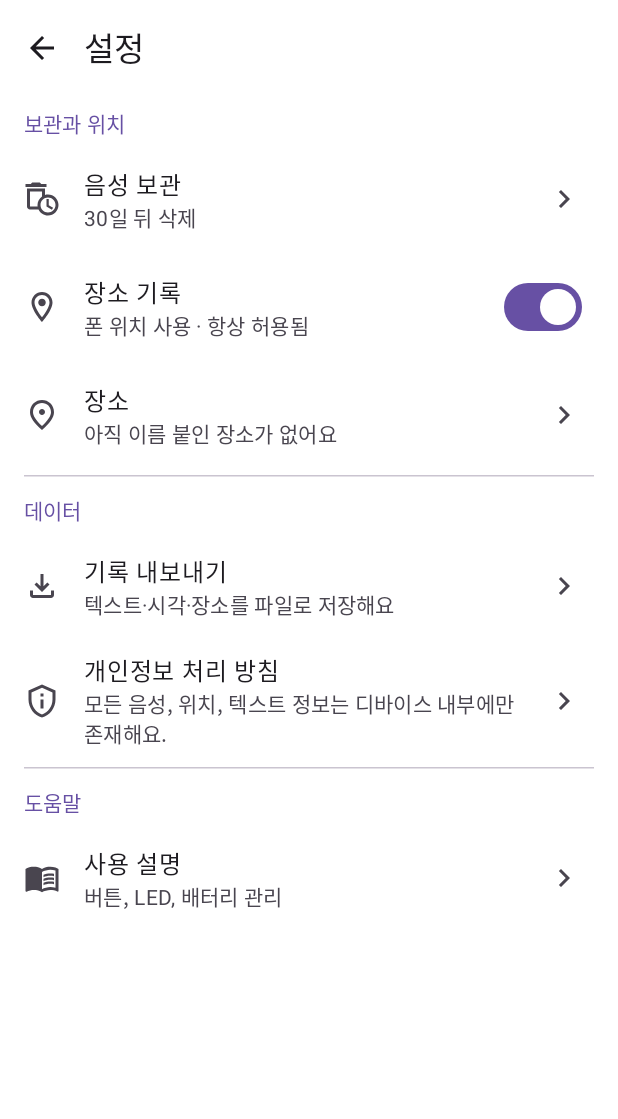
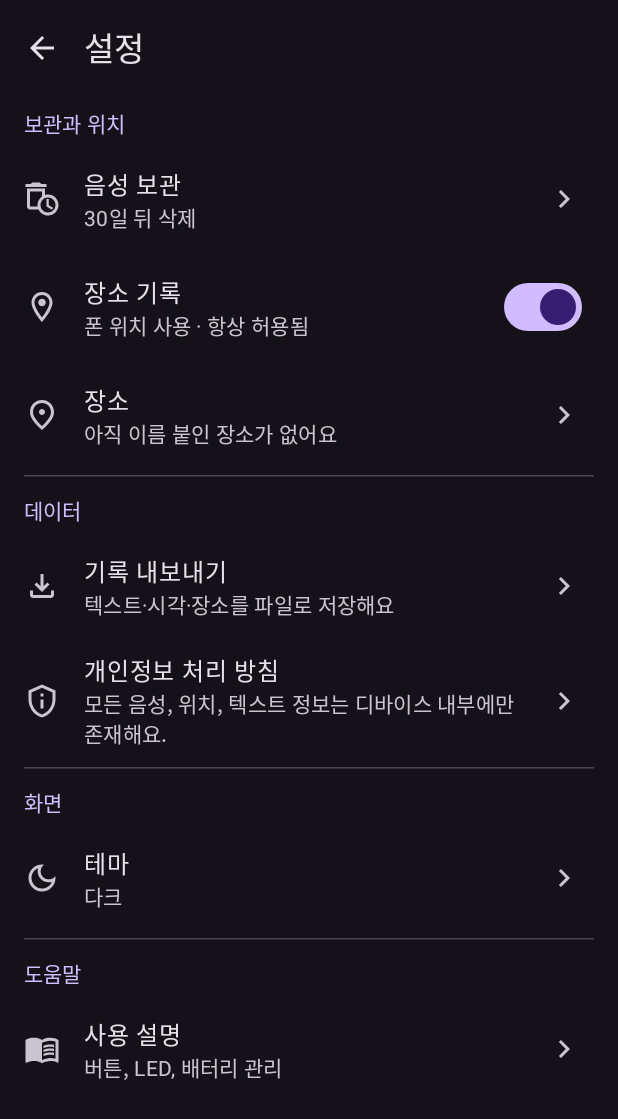
Before and after one commit to wndgur2/owl, an Android app built with Jetpack Compose: the SettingsScreen screen opened through its navigation route, on a phone screen of 412 x 824 dp. Shown: the top 1119 px of the screen. Run offline under Robolectric (Android 15) with nearby library versions, the phone set to English and light mode, and no system bars; our stand-ins replace Room's generated code; 2 statements that could not run were skipped.

Commit message:
android: theme setting (dark / light / system), default dark (PRD A17, decisions #43) (#11)
- ThemeMode in SettingsStore (DataStore "theme_mode", default DARK), exposed in
  SettingsViewModel; Settings › 화면 › 테마 opens a single-choice dialog.
- MainActivity drives OwlTheme and the status/navigation bar icon style from the
  setting, so a switch applies immediately.
- AppContainer mirrors the setting to UiModeManager.setApplicationNightMode
  (persisted per app by Android), so the launch window from res/values(-night)
  already matches the chosen theme on the next cold start.
- SettingsStore takes a DataStore so JVM tests can open a real file;
  SettingsStoreTest covers the default, persistence across reopen, fallback
  and the mode mappings.
- Docs: PRD 0.6 A17, decisions #43, README, refreshed settings screenshots.

Co-authored-by: Claude Opus 5.5 <noreply@anthropic.com>

```diff
--- a/android/app/src/main/java/dev/owl/app/MainActivity.kt
+++ b/android/app/src/main/java/dev/owl/app/MainActivity.kt
@@ -1,16 +1,44 @@
 package dev.owl.app
 
+import android.graphics.Color
 import android.os.Bundle
 import androidx.activity.ComponentActivity
+import androidx.activity.SystemBarStyle
 import androidx.activity.compose.setContent
 import androidx.activity.enableEdgeToEdge
+import androidx.compose.foundation.isSystemInDarkTheme
+import androidx.compose.runtime.DisposableEffect
+import androidx.compose.runtime.getValue
+import androidx.lifecycle.compose.collectAsStateWithLifecycle
+import dev.owl.app.model.ThemeMode
 import dev.owl.app.ui.OwlRoot
+import dev.owl.app.ui.theme.isDark
 
 class MainActivity : ComponentActivity() {
     override fun onCreate(savedInstanceState: Bundle?) {
         super.onCreate(savedInstanceState)
         enableEdgeToEdge()
         if (savedInstanceState == null) appContainer.onAppOpened()
-        setContent { OwlRoot(appContainer) }
+        setContent {
+            // Until the setting loads, the configuration already follows it (AppContainer.followThemeSetting).
+            val mode: ThemeMode? by appContainer.settingsRepository.themeMode.collectAsStateWithLifecycle(initialValue = null)
+            val systemDark = isSystemInDarkTheme()
+            val dark = mode?.isDark(systemDark) ?: systemDark
+            // Status/navigation bar icons follow the app theme, not the system one.
+            DisposableEffect(dark) {
+                enableEdgeToEdge(
+                    statusBarStyle = SystemBarStyle.auto(Color.TRANSPARENT, Color.TRANSPARENT) { dark },
+                    navigationBarStyle = SystemBarStyle.auto(LIGHT_SCRIM, DARK_SCRIM) { dark },
+                )
+                onDispose {}
+            }
+            OwlRoot(appContainer, darkTheme = dark)
+        }
+    }
+
+    private companion object {
+        // enableEdgeToEdge()'s own defaults (3-button navigation only).
+        val LIGHT_SCRIM = Color.argb(0xe6, 0xFF, 0xFF, 0xFF)
+        val DARK_SCRIM = Color.argb(0x80, 0x1b, 0x1b, 0x1b)
     }
 }
--- a/android/app/src/main/java/dev/owl/app/data/SettingsStore.kt
+++ b/android/app/src/main/java/dev/owl/app/data/SettingsStore.kt
@@ -11,6 +11,7 @@ import androidx.datastore.preferences.core.stringPreferencesKey
 import androidx.datastore.preferences.preferencesDataStore
 import dev.owl.app.model.RetentionPolicy
 import dev.owl.app.model.SettingsRepository
+import dev.owl.app.model.ThemeMode
 import kotlinx.coroutines.flow.Flow
 import kotlinx.coroutines.flow.distinctUntilChanged
 import kotlinx.coroutines.flow.first
@@ -19,13 +20,14 @@ import kotlinx.coroutines.flow.map
 private val Context.dataStore: DataStore<Preferences> by preferencesDataStore(name = "owl_settings")
 
 /** Small key-value settings (DataStore). Excluded from backup like everything else (decisions #22). */
-class SettingsStore(context: Context) : SettingsRepository, RegistrationStore {
-    private val store = context.dataStore
+class SettingsStore(private val store: DataStore<Preferences>) : SettingsRepository, RegistrationStore {
+    constructor(context: Context) : this(context.dataStore)
 
     private object Keys {
         val retention = stringPreferencesKey("retention")
         val location = booleanPreferencesKey("location_enabled")
         val onboarding = booleanPreferencesKey("onboarding_done")
+        val theme = stringPreferencesKey("theme_mode")
         val address = stringPreferencesKey("device_address")
         val name = stringPreferencesKey("device_name")
         val associationId = intPreferencesKey("device_association_id")
@@ -53,6 +55,14 @@ class SettingsStore(context: Context) : SettingsRepository, RegistrationStore {
 
     override suspend fun setOnboardingDone(done: Boolean) {
         store.edit { it[Keys.onboarding] = done }
+    }
+
+    override val themeMode: Flow<ThemeMode> = store.data.map { p ->
+        p[Keys.theme]?.let { runCatching { ThemeMode.valueOf(it) }.getOrNull() } ?: ThemeMode.DARK
+    }.distinctUntilChanged()
+
+    override suspend fun setThemeMode(mode: ThemeMode) {
+        store.edit { it[Keys.theme] = mode.name }
     }
 
     override val device: Flow<RegisteredDevice?> = store.data.map { p ->
--- a/android/app/src/main/java/dev/owl/app/model/Contracts.kt
+++ b/android/app/src/main/java/dev/owl/app/model/Contracts.kt
@@ -66,6 +66,9 @@ interface SettingsRepository {
 
     val onboardingDone: Flow<Boolean>
     suspend fun setOnboardingDone(done: Boolean)
+
+    val themeMode: Flow<ThemeMode>
+    suspend fun setThemeMode(mode: ThemeMode)
 }
 
 /** A1: one-time pendant registration through CompanionDeviceManager. */
--- a/android/app/src/main/java/dev/owl/app/model/SampleData.kt
+++ b/android/app/src/main/java/dev/owl/app/model/SampleData.kt
@@ -130,12 +130,15 @@ class StubSettingsRepository : SettingsRepository {
     private val retentionFlow = MutableStateFlow(RetentionPolicy.DAYS_30)
     private val locationFlow = MutableStateFlow(true)
     private val onboardingFlow = MutableStateFlow(false)
+    private val themeFlow = MutableStateFlow(ThemeMode.DARK)
     override val retention: Flow<RetentionPolicy> = retentionFlow
     override suspend fun setRetention(policy: RetentionPolicy) { retentionFlow.value = policy }
     override val locationEnabled: Flow<Boolean> = locationFlow
     override suspend fun setLocationEnabled(enabled: Boolean) { locationFlow.value = enabled }
     override val onboardingDone: Flow<Boolean> = onboardingFlow
     override suspend fun setOnboardingDone(done: Boolean) { onboardingFlow.value = done }
+    override val themeMode: Flow<ThemeMode> = themeFlow
+    override suspend fun setThemeMode(mode: ThemeMode) { themeFlow.value = mode }
 }
 
 class StubDeviceRegistrar : DeviceRegistrar {
--- a/android/app/src/main/java/dev/owl/app/ui/OwlRoot.kt
+++ b/android/app/src/main/java/dev/owl/app/ui/OwlRoot.kt
@@ -52,8 +52,8 @@ private fun NavHostController.resetTo(route: String) = navigate(route) {
 
 /** App root: theme + navigation graph. Every screen gets its dependencies from [container]. */
 @Composable
-fun OwlRoot(container: AppContainer) {
-    OwlTheme {
+fun OwlRoot(container: AppContainer, darkTheme: Boolean) {
+    OwlTheme(darkTheme) {
         Surface(Modifier.fillMaxSize(), color = MaterialTheme.colorScheme.background) {
             val nav = rememberNavController()
             NavHost(navController = nav, startDestination = Routes.SPLASH) {
--- a/android/app/src/main/java/dev/owl/app/ui/settings/SettingsScreen.kt
+++ b/android/app/src/main/java/dev/owl/app/ui/settings/SettingsScreen.kt
@@ -3,11 +3,17 @@ package dev.owl.app.ui.settings
 import android.content.ActivityNotFoundException
 import androidx.activity.compose.rememberLauncherForActivityResult
 import androidx.activity.result.contract.ActivityResultContracts
+import androidx.compose.foundation.layout.Arrangement
 import androidx.compose.foundation.layout.Column
+import androidx.compose.foundation.layout.Row
+import androidx.compose.foundation.layout.defaultMinSize
+import androidx.compose.foundation.layout.fillMaxWidth
 import androidx.compose.foundation.layout.fillMaxSize
 import androidx.compose.foundation.layout.padding
 import androidx.compose.foundation.layout.size
 import androidx.compose.foundation.rememberScrollState
+import androidx.compose.foundation.selection.selectable
+import androidx.compose.foundation.selection.selectableGroup
 import androidx.compose.foundation.selection.toggleable
 import androidx.compose.foundation.verticalScroll
 import androidx.compose.material.icons.Icons
@@ -15,6 +21,7 @@ import androidx.compose.material.icons.automirrored.filled.KeyboardArrowRight
 import androidx.compose.material.icons.automirrored.outlined.MenuBook
 import androidx.compose.material.icons.outlined.AutoDelete
 import androidx.compose.material.icons.outlined.BugReport
+import androidx.compose.material.icons.outlined.DarkMode
 import androidx.compose.material.icons.outlined.FileDownload
 import androidx.compose.material.icons.outlined.LinkOff
 import androidx.compose.material.icons.outlined.LocationOn
@@ -24,6 +31,7 @@ import androidx.compose.material3.AlertDialog
 import androidx.compose.material3.CircularProgressIndicator
 import androidx.compose.material3.Icon
 import androidx.compose.material3.MaterialTheme
+import androidx.compose.material3.RadioButton
 import androidx.compose.material3.Scaffold
 import androidx.compose.material3.SnackbarHost
 import androidx.compose.material3.SnackbarHostState
@@ -38,6 +46,7 @@ import androidx.compose.runtime.mutableStateOf
 import androidx.compose.runtime.remember
 import androidx.compose.runtime.saveable.rememberSaveable
 import androidx.compose.runtime.setValue
+import androidx.compose.ui.Alignment
 import androidx.compose.ui.Modifier
 import androidx.compose.ui.platform.LocalContext
 import androidx.compose.ui.res.stringResource
@@ -49,6 +58,7 @@ import androidx.lifecycle.compose.LifecycleEventEffect
 import androidx.lifecycle.compose.collectAsStateWithLifecycle
 import dev.owl.app.R
 import dev.owl.app.model.RetentionPolicy
+import dev.owl.app.model.ThemeMode
 import dev.owl.app.ui.components.BackTopBar
 import dev.owl.app.ui.components.OwlDivider
 import dev.owl.app.ui.components.OwlListRow
@@ -120,6 +130,7 @@ fun SettingsScreen(
         onExport = { exportLauncher.launch(exportName) },
         onOpenPrivacy = onOpenPrivacy,
         onOpenGuide = onOpenGuide,
+        onSelectTheme = viewModel::setThemeMode,
         onUnregister = { viewModel.unregister(onUnregistered) },
     )
 
@@ -157,10 +168,12 @@ fun SettingsContent(
     onExport: () -> Unit,
     onOpenPrivacy: () -> Unit,
     onOpenGuide: () -> Unit,
+    onSelectTheme: (ThemeMode) -> Unit,
     onUnregister: () -> Unit,
 ) {
     val formats = rememberOwlFormats()
     var confirmUnregister by rememberSaveable { mutableStateOf(false) }
+    var choosingTheme by rememberSaveable { mutableStateOf(false) }
     val chevron: @Composable () -> Unit = {
         Icon(Icons.AutoMirrored.Filled.KeyboardArrowRight, null, tint = MaterialTheme.colorScheme.onSurfaceVariant)
     }
@@ -226,6 +239,16 @@ fun SettingsContent(
             )
 
             OwlDivider(Modifier.padding(vertical = 4.dp))
+            SectionTitle(stringResource(R.string.settings_section_display))
+            OwlListRow(
+                title = stringResource(R.string.theme_title),
+                subtitle = state.themeMode?.let { themeLabel(it) },
+                icon = Icons.Outlined.DarkMode,
+                onClick = { choosingTheme = true },
+                trailing = chevron,
+            )
+
+            OwlDivider(Modifier.padding(vertical = 4.dp))
             SectionTitle(stringResource(R.string.settings_section_help))
             OwlListRow(
                 title = stringResource(R.string.guide_title),
@@ -258,6 +281,38 @@ fun SettingsContent(
         }
     }
 
+    if (choosingTheme) {
+        AlertDialog(
+            onDismissRequest = { choosingTheme = false },
+            title = { Text(stringResource(R.string.theme_title)) },
+            text = {
+                Column(Modifier.selectableGroup()) {
+                    ThemeMode.entries.forEach { mode ->
+                        Row(
+                            Modifier
+                                .fillMaxWidth()
+                                .selectable(
+                                    selected = state.themeMode == mode,
+                                    role = Role.RadioButton,
+                                    onClick = {
+                                        choosingTheme = false
+                                        onSelectTheme(mode)
+                                    },
+                                )
+                                .defaultMinSize(minHeight = 48.dp),
+                            verticalAlignment = Alignment.CenterVertically,
+                            horizontalArrangement = Arrangement.spacedBy(16.dp),
+                        ) {
+                            RadioButton(selected = state.themeMode == mode, onClick = null)
+                            Text(themeLabel(mode), style = MaterialTheme.typography.bodyLarge)
+                        }
+                    }
+                }
+            },
+            confirmButton = { TextButton(onClick = { choosingTheme = false }) { Text(stringResource(R.string.action_cancel)) } },
+        )
+    }
+
     if (confirmUnregister) {
         AlertDialog(
             onDismissRequest = { confirmUnregister = false },
@@ -276,6 +331,15 @@ fun SettingsContent(
     }
 }
 
+@Composable
+private fun themeLabel(mode: ThemeMode): String = stringResource(
+    when (mode) {
+        ThemeMode.DARK -> R.string.theme_dark
+        ThemeMode.LIGHT -> R.string.theme_light
+        ThemeMode.SYSTEM -> R.string.theme_system
+    },
+)
+
 @Preview(showBackground = true, widthDp = 390, heightDp = 844)
 @Composable
 private fun SettingsPreview() {
@@ -283,11 +347,11 @@ private fun SettingsPreview() {
         SettingsContent(
             state = SettingsUiState(
                 retention = RetentionPolicy.DAYS_30, locationEnabled = true, registeredName = "Owl-3F2A",
-                fakeDeviceAvailable = true, usingFakeDevice = true, namedPlaceCount = 4,
+                fakeDeviceAvailable = true, usingFakeDevice = true, namedPlaceCount = 4, themeMode = ThemeMode.DARK,
             ),
             backgroundLocationGranted = true,
             snackbar = remember { SnackbarHostState() },
-            onBack = {}, onOpenRetention = {}, onOpenPlaces = {}, onToggleLocation = {}, onExport = {}, onOpenPrivacy = {}, onOpenGuide = {}, onUnregister = {},
+            onBack = {}, onOpenRetention = {}, onOpenPlaces = {}, onToggleLocation = {}, onExport = {}, onOpenPrivacy = {}, onOpenGuide = {}, onSelectTheme = {}, onUnregister = {},
         )
     }
 }
--- a/android/app/src/main/java/dev/owl/app/ui/settings/SettingsViewModel.kt
+++ b/android/app/src/main/java/dev/owl/app/ui/settings/SettingsViewModel.kt
@@ -10,6 +10,7 @@ import dev.owl.app.model.Exporter
 import dev.owl.app.model.PlacesRepository
 import dev.owl.app.model.RetentionPolicy
 import dev.owl.app.model.SettingsRepository
+import dev.owl.app.model.ThemeMode
 import dev.owl.app.model.TimelineRepository
 import kotlinx.coroutines.channels.Channel
 import kotlinx.coroutines.flow.Flow
@@ -30,6 +31,8 @@ data class SettingsUiState(
     val exporting: Boolean = false,
     /** Named places (A5/A7), null until known. */
     val namedPlaceCount: Int? = null,
+    /** A17, null until loaded. */
+    val themeMode: ThemeMode? = null,
 )
 
 sealed interface SettingsEvent {
@@ -63,10 +66,16 @@ class SettingsViewModel(
             usingFakeDevice = device.isFake,
             exporting = busy,
         )
-    }.combine(places.places()) { s, list -> s.copy(namedPlaceCount = list.size) }.stateIn(viewModelScope, SharingStarted.WhileSubscribed(5_000), SettingsUiState(fakeDeviceAvailable = registrar.fakeDeviceAvailable))
+    }.combine(places.places()) { s, list -> s.copy(namedPlaceCount = list.size) }
+        .combine(settings.themeMode) { s, mode -> s.copy(themeMode = mode) }
+        .stateIn(viewModelScope, SharingStarted.WhileSubscribed(5_000), SettingsUiState(fakeDeviceAvailable = registrar.fakeDeviceAvailable))
 
     fun setLocationEnabled(on: Boolean) {
         viewModelScope.launch { settings.setLocationEnabled(on) }
+    }
+
+    fun setThemeMode(mode: ThemeMode) {
+        viewModelScope.launch { settings.setThemeMode(mode) }
     }
 
     fun export(uri: Uri) {
--- /dev/null
+++ b/android/app/src/main/java/dev/owl/app/ui/theme/ThemeModes.kt
@@ -0,0 +1,18 @@
+package dev.owl.app.ui.theme
+
+import android.app.UiModeManager
+import dev.owl.app.model.ThemeMode
+
+/** Whether [ThemeMode] draws dark; [systemDark] is `isSystemInDarkTheme()`. */
+fun ThemeMode.isDark(systemDark: Boolean): Boolean = when (this) {
+    ThemeMode.DARK -> true
+    ThemeMode.LIGHT -> false
+    ThemeMode.SYSTEM -> systemDark
+}
+
+/** Value for [UiModeManager.setApplicationNightMode] (the per-app `-night` qualifier, kept by Android). */
+val ThemeMode.nightMode: Int get() = when (this) {
+    ThemeMode.DARK -> UiModeManager.MODE_NIGHT_YES
+    ThemeMode.LIGHT -> UiModeManager.MODE_NIGHT_NO
+    ThemeMode.SYSTEM -> UiModeManager.MODE_NIGHT_AUTO
+}
--- a/android/app/src/main/res/values/strings_ui.xml
+++ b/android/app/src/main/res/values/strings_ui.xml
@@ -165,10 +165,11 @@
     <string name="device_not_registered">등록된 목걸이가 없어요</string>
     <string name="device_not_registered_body">목걸이를 등록하면 상태와 동기화가 여기에 보여요.</string>
 
-    <!-- Settings (A5, A13, A14, A16, N8) -->
+    <!-- Settings (A5, A13, A14, A16, A17, N8) -->
     <string name="settings_title">설정</string>
     <string name="settings_section_storage">보관과 위치</string>
     <string name="settings_section_data">데이터</string>
+    <string name="settings_section_display">화면</string>
     <string name="settings_section_help">도움말</string>
     <string name="settings_section_developer">개발자</string>
     <string name="retention_title">음성 보관</string>
@@ -187,6 +188,10 @@
     <string name="export_done">기록 %1$d개를 내보냈어요</string>
     <string name="export_failed">내보내지 못했어요. 다시 해 보세요.</string>
     <string name="privacy_title">개인정보 처리 방침</string>
+    <string name="theme_title">테마</string>
+    <string name="theme_dark">다크</string>
+    <string name="theme_light">라이트</string>
+    <string name="theme_system">시스템 설정 따름</string>
     <string name="guide_title">사용 설명</string>
     <string name="guide_summary">버튼, LED, 배터리 관리</string>
     <string name="dev_fake_in_use">가짜 기기 사용 중</string>
--- a/android/app/src/main/res/values/themes.xml
+++ b/android/app/src/main/res/values/themes.xml
@@ -1,6 +1,8 @@
 <?xml version="1.0" encoding="utf-8"?>
 <resources>
-    <!-- Compose draws everything; this only sets the window colour before the first frame. -->
+    <!-- Compose draws everything; this only sets the window colour before the first frame.
+         Light here, dark in values-night: the app sets its own night mode from 설정 › 테마 (default dark,
+         AppContainer.followThemeSetting) and Android keeps it, so the right one is picked at launch. -->
     <style name="Theme.Owl" parent="android:Theme.Material.Light.NoActionBar">
         <item name="android:windowBackground">@color/window_background</item>
         <item name="android:statusBarColor">@android:color/transparent</item>
```
Also changed, not shown: android/app/src/main/java/dev/owl/app/AppContainer.kt (+14 -0 lines), android/app/src/main/java/dev/owl/app/model/Models.kt (+7 -0 lines), 8 other files.
